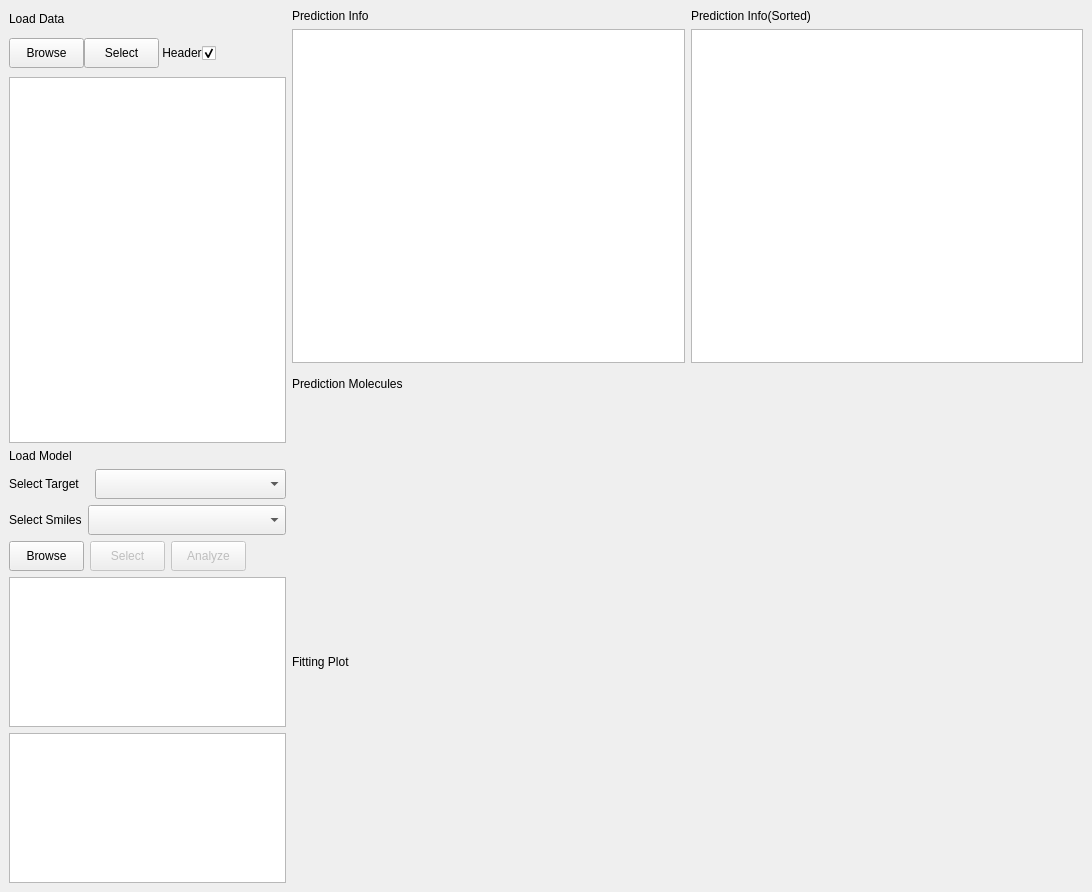
Old version of the form QSAR-UI/mainwindow3.ui in the repository sheMnapion/AI-QSAR.
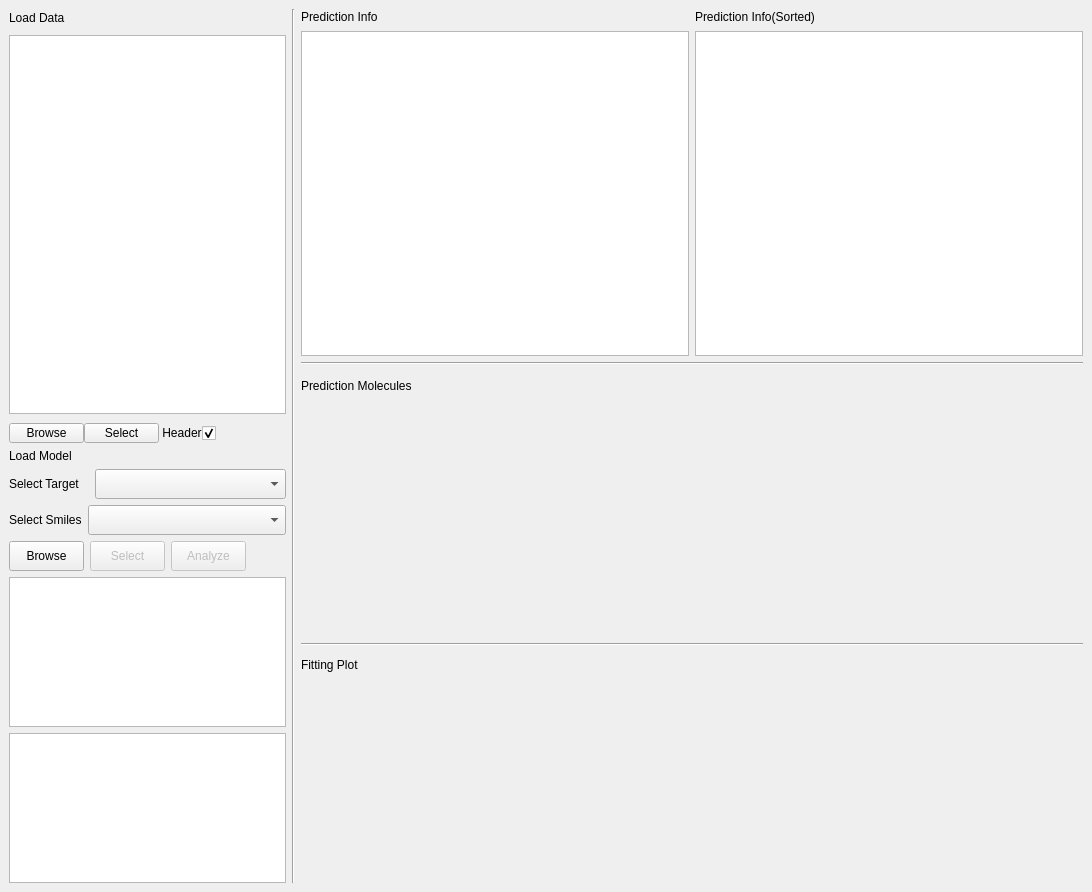
New version of the form.

Diff of the .ui file:
```diff
--- a/QSAR-UI/mainwindow3.ui
+++ b/QSAR-UI/mainwindow3.ui
@@ -22,21 +22,56 @@
   <widget class="QWidget" name="centralwidget">
    <layout class="QHBoxLayout" name="horizontalLayout_7">
     <item>
-     <layout class="QHBoxLayout" name="horizontalLayout_4" stretch="0,5">
+     <layout class="QHBoxLayout" name="horizontalLayout_4" stretch="0,0,5">
       <item>
        <layout class="QVBoxLayout" name="verticalLayout_2" stretch="25,25">
         <property name="sizeConstraint">
          <enum>QLayout::SetDefaultConstraint</enum>
         </property>
         <item>
-         <layout class="QGridLayout" name="gridLayout" rowstretch="1,0,0" columnstretch="1,0">
+         <layout class="QGridLayout" name="gridLayout" rowstretch="1,0,0,0" columnstretch="1,0">
           <property name="sizeConstraint">
            <enum>QLayout::SetFixedSize</enum>
           </property>
           <property name="verticalSpacing">
            <number>9</number>
           </property>
-          <item row="1" column="0" colspan="2">
+          <item row="0" column="0">
+           <widget class="QLabel" name="label_3">
+            <property name="sizePolicy">
+             <sizepolicy hsizetype="Fixed" vsizetype="Fixed">
+              <horstretch>0</horstretch>
+              <verstretch>0</verstretch>
+             </sizepolicy>
+            </property>
+            <property name="maximumSize">
+             <size>
+              <width>100</width>
+              <height>17</height>
+             </size>
+            </property>
+            <property name="text">
+             <string>Load Data</string>
+            </property>
+           </widget>
+          </item>
+          <item row="2" column="0" colspan="2">
+           <widget class="QListWidget" name="dataList">
+            <property name="sizePolicy">
+             <sizepolicy hsizetype="Minimum" vsizetype="Expanding">
+              <horstretch>0</horstretch>
+              <verstretch>0</verstretch>
+             </sizepolicy>
+            </property>
+            <property name="maximumSize">
+             <size>
+              <width>16777215</width>
+              <height>16777215</height>
+             </size>
+            </property>
+           </widget>
+          </item>
+          <item row="3" column="0">
            <layout class="QHBoxLayout" name="horizontalLayout" stretch="1,1,0,0,0,0,0">
             <property name="sizeConstraint">
              <enum>QLayout::SetFixedSize</enum>
@@ -58,7 +93,7 @@
               <property name="minimumSize">
                <size>
                 <width>75</width>
-                <height>30</height>
+                <height>20</height>
                </size>
               </property>
               <property name="maximumSize">
@@ -83,6 +118,12 @@
                 <verstretch>0</verstretch>
                </sizepolicy>
               </property>
+              <property name="minimumSize">
+               <size>
+                <width>0</width>
+                <height>20</height>
+               </size>
+              </property>
               <property name="maximumSize">
                <size>
                 <width>75</width>
@@ -173,41 +214,6 @@
             </item>
            </layout>
           </item>
-          <item row="0" column="0">
-           <widget class="QLabel" name="label_3">
-            <property name="sizePolicy">
-             <sizepolicy hsizetype="Fixed" vsizetype="Fixed">
-              <horstretch>0</horstretch>
-              <verstretch>0</verstretch>
-             </sizepolicy>
-            </property>
-            <property name="maximumSize">
-             <size>
-              <width>100</width>
-              <height>20</height>
-             </size>
-            </property>
-            <property name="text">
-             <string>Load Data</string>
-            </property>
-           </widget>
-          </item>
-          <item row="2" column="0" colspan="2">
-           <widget class="QListWidget" name="dataList">
-            <property name="sizePolicy">
-             <sizepolicy hsizetype="Minimum" vsizetype="Expanding">
-              <horstretch>0</horstretch>
-              <verstretch>0</verstretch>
-             </sizepolicy>
-            </property>
-            <property name="maximumSize">
-             <size>
-              <width>16777215</width>
-              <height>16777215</height>
-             </size>
-            </property>
-           </widget>
-          </item>
          </layout>
         </item>
         <item>
@@ -471,7 +477,20 @@
        </layout>
       </item>
       <item>
-       <layout class="QVBoxLayout" name="verticalLayout_6" stretch="12,8,1,8">
+       <widget class="Line" name="line">
+        <property name="sizePolicy">
+         <sizepolicy hsizetype="Fixed" vsizetype="Expanding">
+          <horstretch>0</horstretch>
+          <verstretch>0</verstretch>
+         </sizepolicy>
+        </property>
+        <property name="orientation">
+         <enum>Qt::Vertical</enum>
+        </property>
+       </widget>
+      </item>
+      <item>
+       <layout class="QVBoxLayout" name="verticalLayout_6" stretch="12,0,8,1,0,8">
         <property name="sizeConstraint">
          <enum>QLayout::SetDefaultConstraint</enum>
         </property>
@@ -481,7 +500,10 @@
            <enum>QLayout::SetMaximumSize</enum>
           </property>
           <item>
-           <layout class="QVBoxLayout" name="verticalLayout_3" stretch="0,0">
+           <layout class="QVBoxLayout" name="verticalLayout_3" stretch="1,5">
+            <property name="spacing">
+             <number>-1</number>
+            </property>
             <property name="sizeConstraint">
              <enum>QLayout::SetMaximumSize</enum>
             </property>
@@ -496,7 +518,7 @@
               <property name="maximumSize">
                <size>
                 <width>16777215</width>
-                <height>16777215</height>
+                <height>16</height>
                </size>
               </property>
               <property name="text">
@@ -523,7 +545,10 @@
            </layout>
           </item>
           <item>
-           <layout class="QVBoxLayout" name="verticalLayout_4">
+           <layout class="QVBoxLayout" name="verticalLayout_4" stretch="1,5">
+            <property name="spacing">
+             <number>-1</number>
+            </property>
             <property name="sizeConstraint">
              <enum>QLayout::SetMaximumSize</enum>
             </property>
@@ -538,7 +563,7 @@
               <property name="maximumSize">
                <size>
                 <width>16777215</width>
-                <height>16777215</height>
+                <height>16</height>
                </size>
               </property>
               <property name="text">
@@ -566,6 +591,19 @@
           </item>
          </layout>
         </item>
+        <item>
+         <widget class="Line" name="line_2">
+          <property name="sizePolicy">
+           <sizepolicy hsizetype="Expanding" vsizetype="Fixed">
+            <horstretch>0</horstretch>
+            <verstretch>0</verstretch>
+           </sizepolicy>
+          </property>
+          <property name="orientation">
+           <enum>Qt::Horizontal</enum>
+          </property>
+         </widget>
+        </item>
         <item>
          <layout class="QVBoxLayout" name="verticalLayout_9">
           <item>
@@ -748,6 +786,19 @@
           </item>
          </layout>
         </item>
+        <item>
+         <widget class="Line" name="line_3">
+          <property name="sizePolicy">
+           <sizepolicy hsizetype="Expanding" vsizetype="Fixed">
+            <horstretch>0</horstretch>
+            <verstretch>0</verstretch>
+           </sizepolicy>
+          </property>
+          <property name="orientation">
+           <enum>Qt::Horizontal</enum>
+          </property>
+         </widget>
+        </item>
         <item>
          <layout class="QVBoxLayout" name="verticalLayout_5">
           <property name="sizeConstraint">
```
